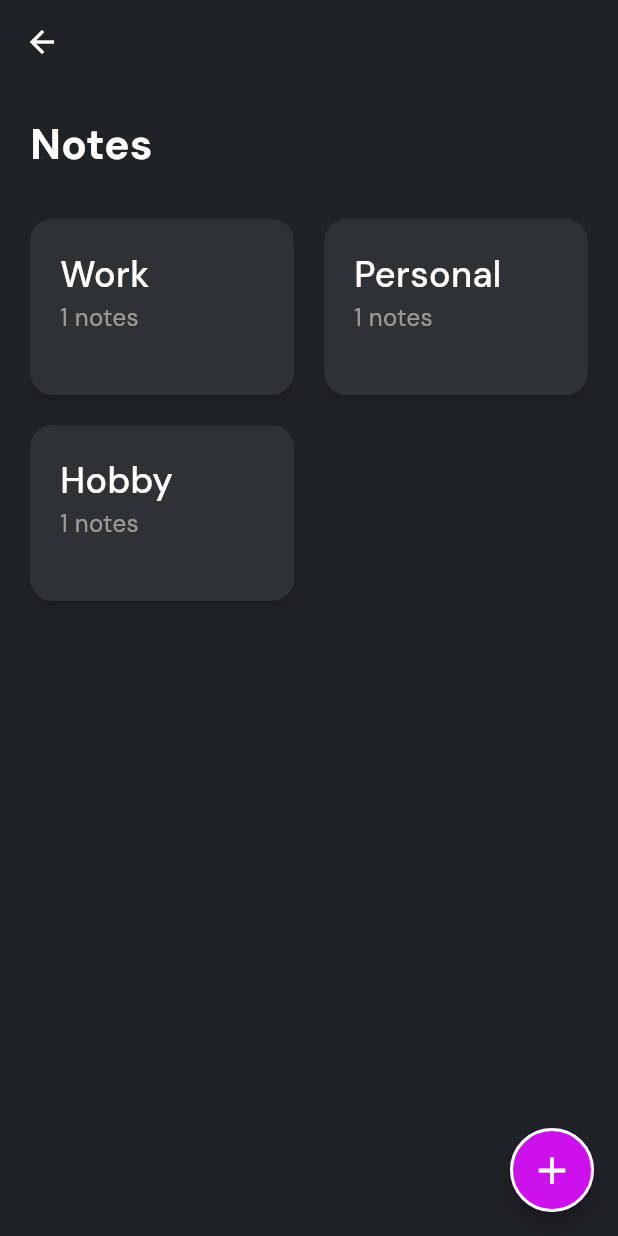
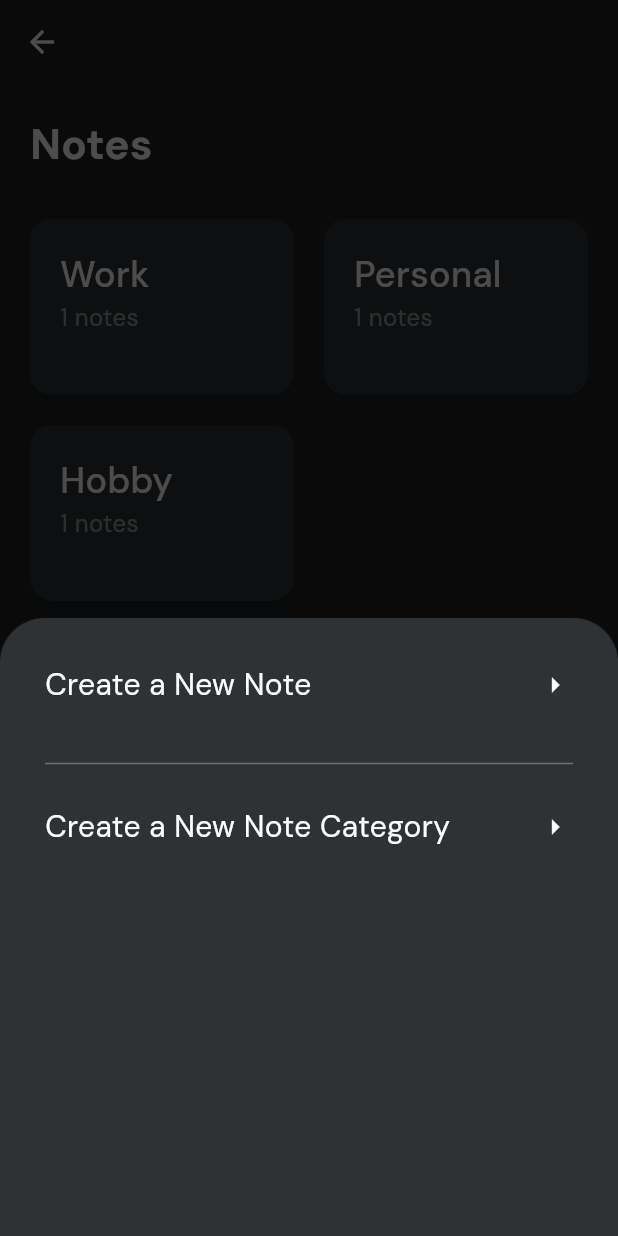
Before and after one commit to Bhanuka99/note_sphere, a Flutter app: the NotesPage screen opened by its route, after a tap on the "add" icon, on a phone screen of 412 x 824 dp. Run offline on Flutter 3.47's test engine with Material 3 defaults, Android fonts, the phone set to English and light mode, and no system bars; our stand-ins replace go_router, google_fonts, hive, hive_flutter; accounts and stored records are empty.

Commit message:
create note page

```diff
--- /dev/null
+++ b/lib/pages/create_new_note.dart
@@ -0,0 +1,23 @@
+import 'package:flutter/material.dart';
+
+class CreateNewNote extends StatefulWidget {
+
+  final  bool isNewCategory;
+  const CreateNewNote({super.key, required this.isNewCategory});
+
+  @override
+  State<CreateNewNote> createState() => _CreateNewNoteState();
+}
+
+class _CreateNewNoteState extends State<CreateNewNote> {
+  @override
+  Widget build(BuildContext context) {
+    return Scaffold(
+      appBar: AppBar(
+        title: Text(
+          widget.isNewCategory.toString(),
+        ),
+      ),
+    );
+  }
+}
--- a/lib/pages/notes_page.dart
+++ b/lib/pages/notes_page.dart
@@ -5,6 +5,7 @@ import 'package:notesphere/utils/colors.dart';
 import 'package:notesphere/utils/constants.dart';
 import 'package:notesphere/utils/router.dart';
 import 'package:notesphere/utils/text_styles.dart';
+import 'package:notesphere/widgets/bottomSheet.dart';
 import 'package:notesphere/widgets/note_card.dart';
 
 class NotesPage extends StatefulWidget {
@@ -49,6 +50,26 @@ class _NotesPageState extends State<NotesPage> {
     });
   }
 
+  //open bottom sheet
+  void openBottomSheet(){
+    showModalBottomSheet(
+      barrierColor: Colors.black.withOpacity(0.7),
+      context: context,
+      builder: (context){
+        return CategoryInputBottomSheet(
+          onNewNote: () {
+            Navigator.pop(context);
+            AppRouter.router.push("/create-note",extra: false);
+          },
+          onNewCategory: (){
+            Navigator.pop(context);
+            AppRouter.router.push("/create-note",extra: true);
+          },
+        );
+      }
+    );
+  }
+
   @override
   Widget build(BuildContext context) {
     return Scaffold(
@@ -61,7 +82,7 @@ class _NotesPageState extends State<NotesPage> {
         icon: const Icon(Icons.arrow_back)),
       ),
       floatingActionButton: FloatingActionButton(
-        onPressed: (){},
+        onPressed: openBottomSheet,
         shape: const RoundedRectangleBorder(
           borderRadius: BorderRadius.all(
             Radius.circular(100),
--- a/lib/utils/router.dart
+++ b/lib/utils/router.dart
@@ -1,5 +1,6 @@
 import 'package:flutter/material.dart';
 import 'package:go_router/go_router.dart';
+import 'package:notesphere/pages/create_new_note.dart';
 import 'package:notesphere/pages/home_page.dart';
 import 'package:notesphere/pages/note_by_category_page.dart';
 import 'package:notesphere/pages/notes_page.dart';
@@ -45,6 +46,15 @@ class AppRouter{
           return NoteByCategoryPage(category: category);
         },
       ),
+      //create new note
+      GoRoute(
+        name: "create-note",
+        path: "/create-note",
+        builder: (context, state){
+          final isNewCategoryPage = state.extra as bool;
+          return CreateNewNote(isNewCategory: isNewCategoryPage);
+        },
+      ),
     ]
   );
 }
--- /dev/null
+++ b/lib/widgets/bottomSheet.dart
@@ -0,0 +1,81 @@
+import 'package:flutter/material.dart';
+import 'package:notesphere/utils/colors.dart';
+import 'package:notesphere/utils/constants.dart';
+import 'package:notesphere/utils/text_styles.dart';
+
+class CategoryInputBottomSheet extends StatefulWidget {
+
+  final Function() onNewNote;
+  final Function() onNewCategory;
+  const CategoryInputBottomSheet({
+    super.key,
+    required this.onNewNote,
+    required this.onNewCategory
+  });
+
+  @override
+  State<CategoryInputBottomSheet> createState() => _CategoryInputBottomSheetState();
+}
+
+class _CategoryInputBottomSheetState extends State<CategoryInputBottomSheet> {
+  @override
+  Widget build(BuildContext context) {
+    return Container(
+      width: double.infinity,
+      height: MediaQuery.of(context).size.height*0.5,
+      decoration: const BoxDecoration(
+        color: AppColors.kCardColor,
+        borderRadius: BorderRadius.only(
+          topLeft: Radius.circular(30),
+          topRight: Radius.circular(30),
+        ),
+      ),
+      child: Padding(
+        padding: const EdgeInsets.all(AppConstants.kDefaultPadding*1.5),
+        child: Column(
+          children: [
+            GestureDetector(
+              onTap: widget.onNewNote,
+              child: const Row(
+                mainAxisAlignment: MainAxisAlignment.spaceBetween,
+                children: [
+                  Text("Create a New Note",
+                  style: AppTextStyles.appDescriptionLarge,
+                  ),
+                  Icon(
+                    Icons.arrow_right_outlined,
+                  )
+                ],
+              ),
+            ),
+            const SizedBox(
+              height: 30,
+            ),
+            Divider(
+              color: AppColors.kWhiteColor.withOpacity(0.3),
+              thickness: 1,
+            ),
+            const SizedBox(
+              height: 20,
+            ),
+            GestureDetector(
+              onTap: widget.onNewCategory,
+
+              child: const Row(
+                mainAxisAlignment: MainAxisAlignment.spaceBetween,
+                children: [
+                  Text("Create a New Note Category",
+                  style: AppTextStyles.appDescriptionLarge,
+                  ),
+                  Icon(
+                    Icons.arrow_right_outlined,
+                  )
+                ],
+              ),
+            ),
+          ],
+        ),
+      ),
+    );
+  }
+}
```
